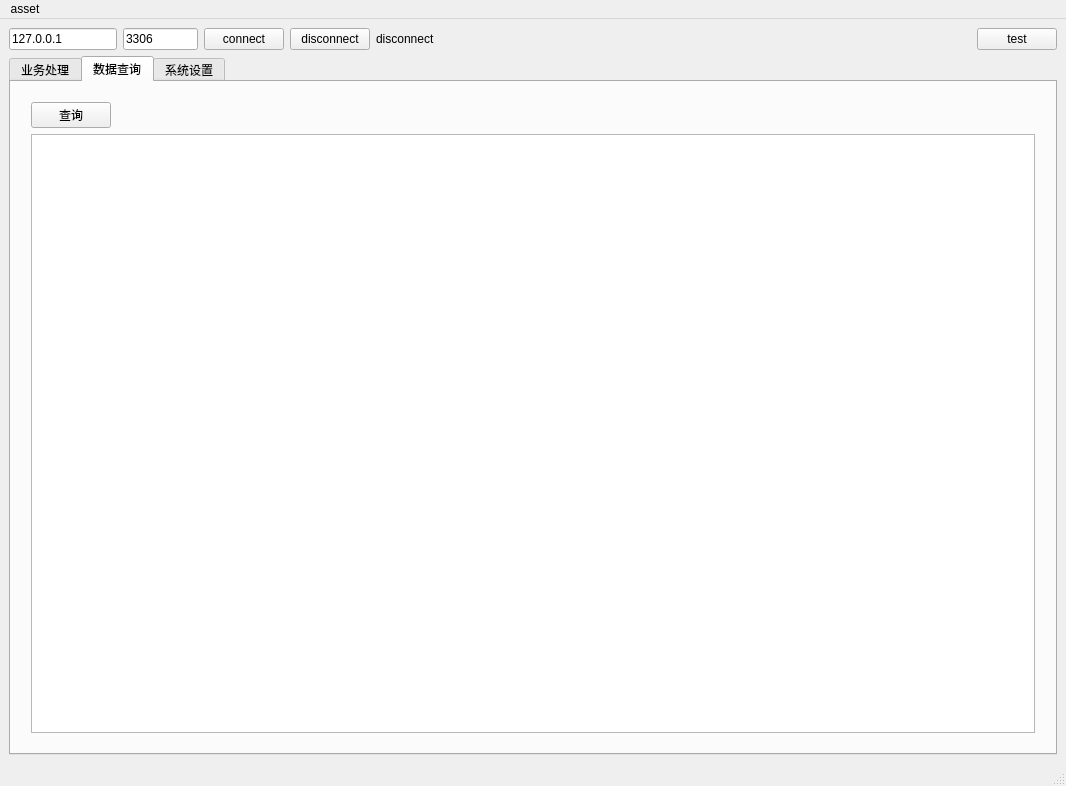
This is ui/main.ui in LetMeHold/asset.management as Qt 5 draws it before an edit. The edited form follows.
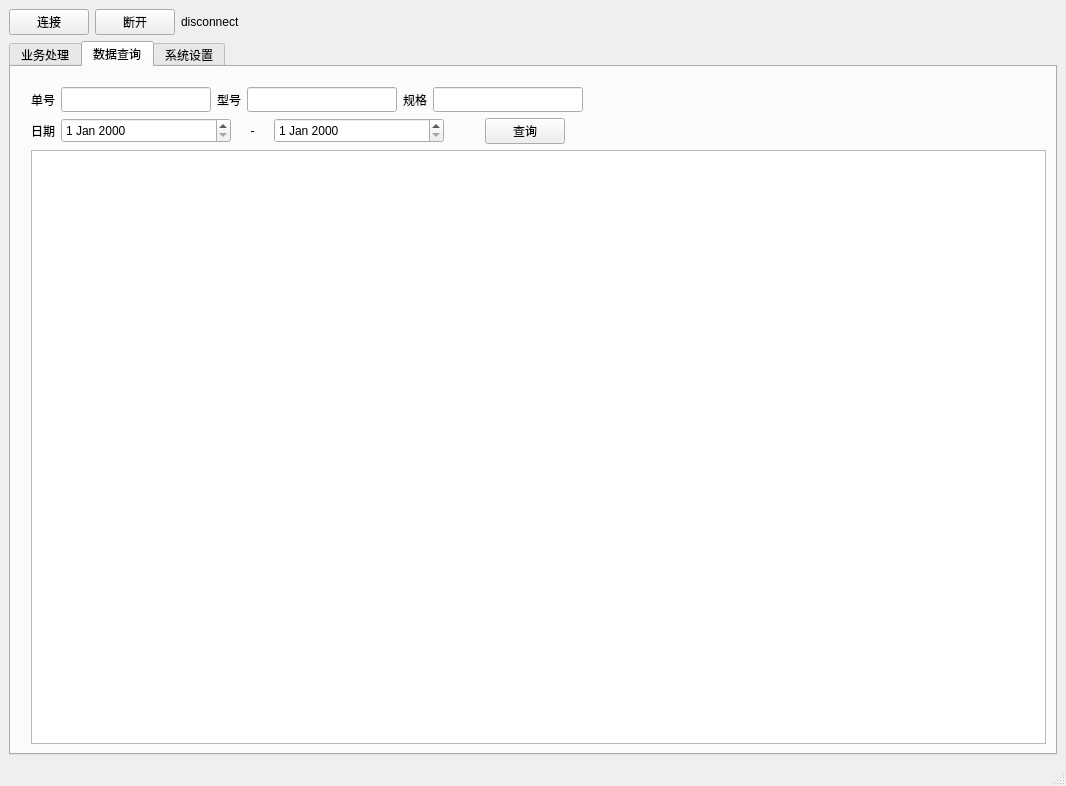
This is the edited form. The open tabs and pages were chosen to show the change.

```diff
--- a/ui/main.ui
+++ b/ui/main.ui
@@ -17,44 +17,6 @@
    <layout class="QVBoxLayout" name="verticalLayout">
     <item>
      <layout class="QHBoxLayout" name="horizontalLayout_3">
-      <item>
-       <widget class="QLineEdit" name="editIP">
-        <property name="sizePolicy">
-         <sizepolicy hsizetype="Fixed" vsizetype="Preferred">
-          <horstretch>0</horstretch>
-          <verstretch>0</verstretch>
-         </sizepolicy>
-        </property>
-        <property name="maximumSize">
-         <size>
-          <width>150</width>
-          <height>16777215</height>
-         </size>
-        </property>
-        <property name="text">
-         <string>127.0.0.1</string>
-        </property>
-       </widget>
-      </item>
-      <item>
-       <widget class="QLineEdit" name="editPort">
-        <property name="sizePolicy">
-         <sizepolicy hsizetype="Fixed" vsizetype="Preferred">
-          <horstretch>0</horstretch>
-          <verstretch>0</verstretch>
-         </sizepolicy>
-        </property>
-        <property name="maximumSize">
-         <size>
-          <width>75</width>
-          <height>16777215</height>
-         </size>
-        </property>
-        <property name="text">
-         <string>3306</string>
-        </property>
-       </widget>
-      </item>
       <item>
        <widget class="QPushButton" name="btnConn">
         <property name="sizePolicy">
@@ -64,7 +26,7 @@
          </sizepolicy>
         </property>
         <property name="text">
-         <string>connect</string>
+         <string>连接</string>
         </property>
        </widget>
       </item>
@@ -77,7 +39,7 @@
          </sizepolicy>
         </property>
         <property name="text">
-         <string>disconnect</string>
+         <string>断开</string>
         </property>
        </widget>
       </item>
@@ -113,19 +75,6 @@
         </property>
        </spacer>
       </item>
-      <item>
-       <widget class="QPushButton" name="btnTest">
-        <property name="sizePolicy">
-         <sizepolicy hsizetype="Fixed" vsizetype="Fixed">
-          <horstretch>0</horstretch>
-          <verstretch>0</verstretch>
-         </sizepolicy>
-        </property>
-        <property name="text">
-         <string>test</string>
-        </property>
-       </widget>
-      </item>
      </layout>
     </item>
     <item>
@@ -428,24 +377,192 @@
         <property name="topMargin">
          <number>20</number>
         </property>
-        <property name="rightMargin">
-         <number>20</number>
-        </property>
-        <property name="bottomMargin">
-         <number>20</number>
-        </property>
         <item>
-         <widget class="QPushButton" name="btnQuery">
-          <property name="sizePolicy">
-           <sizepolicy hsizetype="Fixed" vsizetype="Fixed">
-            <horstretch>0</horstretch>
-            <verstretch>0</verstretch>
-           </sizepolicy>
-          </property>
-          <property name="text">
-           <string>查询</string>
-          </property>
-         </widget>
+         <layout class="QHBoxLayout" name="horizontalLayout_2">
+          <item>
+           <widget class="QLabel" name="label_12">
+            <property name="text">
+             <string>单号</string>
+            </property>
+           </widget>
+          </item>
+          <item>
+           <widget class="QLineEdit" name="edtQryOrder">
+            <property name="sizePolicy">
+             <sizepolicy hsizetype="Fixed" vsizetype="Fixed">
+              <horstretch>0</horstretch>
+              <verstretch>0</verstretch>
+             </sizepolicy>
+            </property>
+            <property name="minimumSize">
+             <size>
+              <width>150</width>
+              <height>25</height>
+             </size>
+            </property>
+           </widget>
+          </item>
+          <item>
+           <widget class="QLabel" name="label_14">
+            <property name="text">
+             <string>型号</string>
+            </property>
+           </widget>
+          </item>
+          <item>
+           <widget class="QLineEdit" name="edtQryTyp">
+            <property name="sizePolicy">
+             <sizepolicy hsizetype="Fixed" vsizetype="Fixed">
+              <horstretch>0</horstretch>
+              <verstretch>0</verstretch>
+             </sizepolicy>
+            </property>
+            <property name="minimumSize">
+             <size>
+              <width>150</width>
+              <height>25</height>
+             </size>
+            </property>
+           </widget>
+          </item>
+          <item>
+           <widget class="QLabel" name="label_15">
+            <property name="text">
+             <string>规格</string>
+            </property>
+           </widget>
+          </item>
+          <item>
+           <widget class="QLineEdit" name="edtQrySpec">
+            <property name="sizePolicy">
+             <sizepolicy hsizetype="Fixed" vsizetype="Fixed">
+              <horstretch>0</horstretch>
+              <verstretch>0</verstretch>
+             </sizepolicy>
+            </property>
+            <property name="minimumSize">
+             <size>
+              <width>150</width>
+              <height>25</height>
+             </size>
+            </property>
+           </widget>
+          </item>
+          <item>
+           <spacer name="horizontalSpacer_2">
+            <property name="orientation">
+             <enum>Qt::Horizontal</enum>
+            </property>
+            <property name="sizeHint" stdset="0">
+             <size>
+              <width>40</width>
+              <height>20</height>
+             </size>
+            </property>
+           </spacer>
+          </item>
+         </layout>
+        </item>
+        <item>
+         <layout class="QHBoxLayout" name="horizontalLayout">
+          <item>
+           <widget class="QLabel" name="label_11">
+            <property name="text">
+             <string>日期</string>
+            </property>
+           </widget>
+          </item>
+          <item>
+           <widget class="QDateEdit" name="edtStartDate">
+            <property name="sizePolicy">
+             <sizepolicy hsizetype="Fixed" vsizetype="Fixed">
+              <horstretch>0</horstretch>
+              <verstretch>0</verstretch>
+             </sizepolicy>
+            </property>
+            <property name="minimumSize">
+             <size>
+              <width>170</width>
+              <height>25</height>
+             </size>
+            </property>
+           </widget>
+          </item>
+          <item>
+           <widget class="QLabel" name="label_13">
+            <property name="minimumSize">
+             <size>
+              <width>31</width>
+              <height>0</height>
+             </size>
+            </property>
+            <property name="text">
+             <string>-</string>
+            </property>
+            <property name="alignment">
+             <set>Qt::AlignCenter</set>
+            </property>
+           </widget>
+          </item>
+          <item>
+           <widget class="QDateEdit" name="edtEndDate">
+            <property name="sizePolicy">
+             <sizepolicy hsizetype="Fixed" vsizetype="Fixed">
+              <horstretch>0</horstretch>
+              <verstretch>0</verstretch>
+             </sizepolicy>
+            </property>
+            <property name="minimumSize">
+             <size>
+              <width>170</width>
+              <height>25</height>
+             </size>
+            </property>
+           </widget>
+          </item>
+          <item>
+           <spacer name="horizontalSpacer_5">
+            <property name="orientation">
+             <enum>Qt::Horizontal</enum>
+            </property>
+            <property name="sizeType">
+             <enum>QSizePolicy::Fixed</enum>
+            </property>
+            <property name="sizeHint" stdset="0">
+             <size>
+              <width>35</width>
+              <height>20</height>
+             </size>
+            </property>
+           </spacer>
+          </item>
+          <item>
+           <widget class="QPushButton" name="btnQuery">
+            <property name="sizePolicy">
+             <sizepolicy hsizetype="Fixed" vsizetype="Fixed">
+              <horstretch>0</horstretch>
+              <verstretch>0</verstretch>
+             </sizepolicy>
+            </property>
+            <property name="text">
+             <string>查询</string>
+            </property>
+           </widget>
+          </item>
+          <item>
+           <spacer name="horizontalSpacer_3">
+            <property name="orientation">
+             <enum>Qt::Horizontal</enum>
+            </property>
+            <property name="sizeHint" stdset="0">
+             <size>
+              <width>40</width>
+              <height>20</height>
+             </size>
+            </property>
+           </spacer>
+          </item>
+         </layout>
         </item>
         <item>
          <widget class="QTableWidget" name="twData">
@@ -471,23 +588,6 @@
     </item>
    </layout>
   </widget>
-  <widget class="QMenuBar" name="menubar">
-   <property name="geometry">
-    <rect>
-     <x>0</x>
-     <y>0</y>
-     <width>1066</width>
-     <height>26</height>
-    </rect>
-   </property>
-   <widget class="QMenu" name="menuAsset">
-    <property name="title">
-     <string>asset</string>
-    </property>
-    <addaction name="actionManagement"/>
-   </widget>
-   <addaction name="menuAsset"/>
-  </widget>
   <widget class="QStatusBar" name="statusbar"/>
   <action name="actionManagement">
    <property name="text">
```
Left out of the diff: 8 changed lines with no effect on the pictures.
